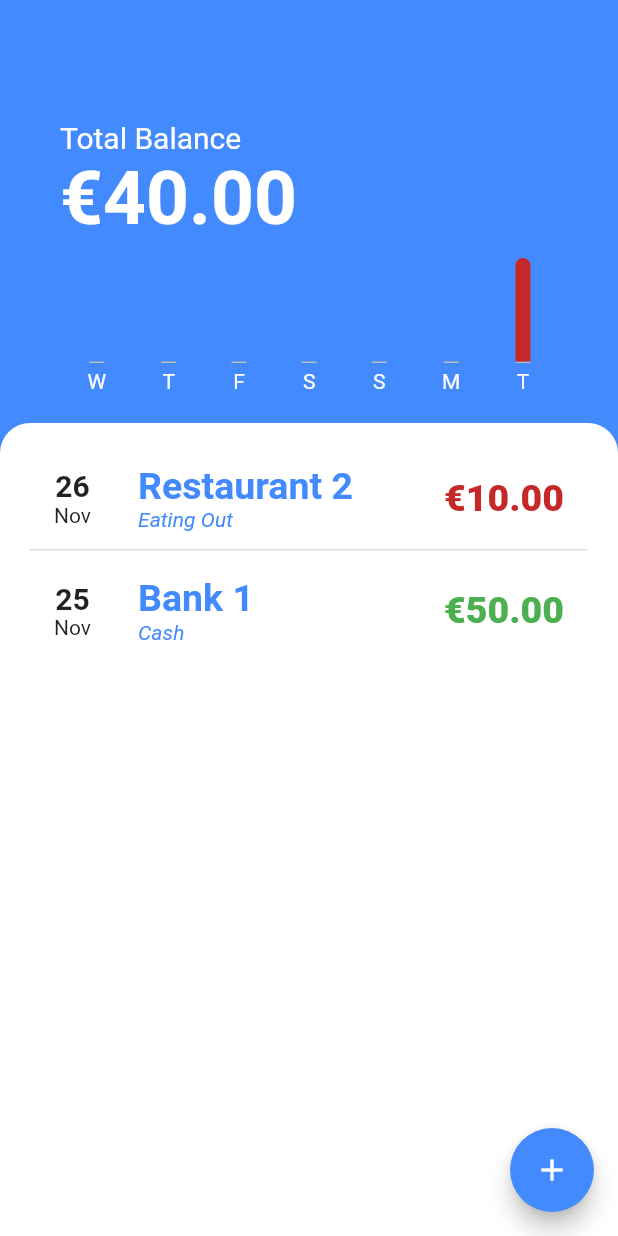
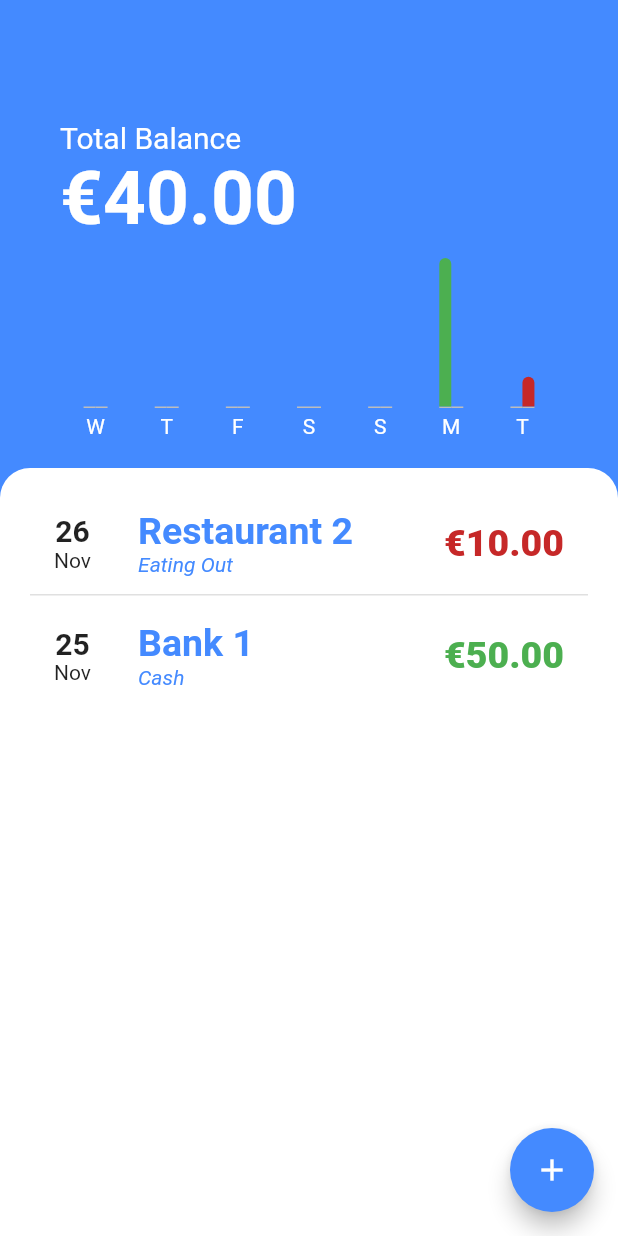
Before and after one commit to viqizevic/dompetku, a Flutter app: the screen it shows after launch, on a phone screen of 412 x 824 dp. Run offline on Flutter 3.47's test engine with Material 2 defaults, Android fonts, the phone set to English and light mode, and no system bars; our stand-ins replace font_awesome_flutter, sqflite; accounts and stored records are empty.

Commit message:
Show income in bar chart

```diff
--- a/lib/todos.txt
+++ b/lib/todos.txt
@@ -1,11 +1,11 @@
 
 TODO
 _ Show report by categories
-_ Add bar chart of weekly overview
 _ Give suggestion of categories
 _ Give suggestion of payees
 
 DONE
+_ Add bar chart of weekly overview
 _ Sort transactions by date
 _ User can select between Expense and Income per buttons
 _ Show transactions from last session
--- a/lib/widgets/chart.dart
+++ b/lib/widgets/chart.dart
@@ -13,20 +13,26 @@ class Chart extends StatelessWidget {
     return List.generate(7, (index) {
       final weekDay = DateTime.now().subtract(Duration(days: index));
       final String formattedWeekDay = DateFormat.MMMEd().format(weekDay);
-      double totalSum = recentTransactions.where((tx) {
-        return tx.isAnExpense &&
-            DateFormat.MMMEd().format(tx.date) == formattedWeekDay;
-      }).fold(0, (p, tx) => p + tx.amount.abs());
+      double totalIncome = 0.0;
+      double totalExpense = recentTransactions.where((tx) {
+        return DateFormat.MMMEd().format(tx.date) == formattedWeekDay;
+      }).fold(0, (p, tx) {
+        if (!tx.isAnExpense) {
+          totalIncome += tx.amount;
+        }
+        return p + (tx.isAnExpense ? tx.amount.abs() : 0.0);
+      });
       return {
         'day': DateFormat.E().format(weekDay).substring(0, 1),
-        'expense': totalSum,
+        'expense': totalExpense,
+        'income': totalIncome,
       };
     }).reversed.toList();
   }
 
-  double get maxExpense {
+  double get maxExpenseOrIncome {
     return groupedTransactionValues.fold(0, (sum, item) {
-      return max(sum, item['expense']);
+      return max(sum, max(item['expense'], item['income']));
     });
   }
 
@@ -38,8 +44,12 @@ class Chart extends StatelessWidget {
         return Flexible(
           child: ChartBar(
             label: data['day'],
-            expensePercentage:
-                0.0 == maxExpense ? 0.0 : data['expense'] / maxExpense,
+            expensePercentage: 0.0 == maxExpenseOrIncome
+                ? 0.0
+                : data['expense'] / maxExpenseOrIncome,
+            incomePercentage: 0.0 == maxExpenseOrIncome
+                ? 0.0
+                : data['income'] / maxExpenseOrIncome,
           ),
         );
       }).toList(),
--- a/lib/widgets/chart_bar.dart
+++ b/lib/widgets/chart_bar.dart
@@ -1,19 +1,25 @@
 import 'package:flutter/material.dart';
 
 class ChartBar extends StatelessWidget {
-  final double barHeight = 70;
+  final double barHeight = 100;
+  final double barWidth = 8;
 
   final String label;
   final double expensePercentage;
+  final double incomePercentage;
 
   ChartBar({
     this.label,
     this.expensePercentage,
+    this.incomePercentage,
   });
 
   @override
   Widget build(BuildContext context) {
     return Column(
+      children: <Widget>[
+        Row(
+          mainAxisAlignment: MainAxisAlignment.center,
           children: <Widget>[
             Container(
               decoration: BoxDecoration(
@@ -25,7 +31,36 @@ class ChartBar extends StatelessWidget {
                 ),
               ),
               height: barHeight,
-          width: 10,
+              width: barWidth,
+              child: Stack(
+                alignment: Alignment.bottomCenter,
+                children: <Widget>[
+                  FractionallySizedBox(
+                    heightFactor: incomePercentage,
+                    child: Container(
+                      decoration: BoxDecoration(
+                        color: Colors.green,
+                        borderRadius: BorderRadius.only(
+                          topLeft: Radius.circular(10),
+                          topRight: Radius.circular(10),
+                        ),
+                      ),
+                    ),
+                  ),
+                ],
+              ),
+            ),
+            Container(
+              decoration: BoxDecoration(
+                border: Border(
+                  bottom: BorderSide(
+                    width: 1,
+                    color: Colors.grey.shade400,
+                  ),
+                ),
+              ),
+              height: barHeight,
+              width: barWidth,
               child: Stack(
                 alignment: Alignment.bottomCenter,
                 children: <Widget>[
@@ -40,9 +75,11 @@ class ChartBar extends StatelessWidget {
                         ),
                       ),
                     ),
-              )
+                  ),
                 ],
               ),
+            ),
+          ],
         ),
         SizedBox(
           height: 4,
```
Lines whose indentation alone changed are shown as unchanged.
